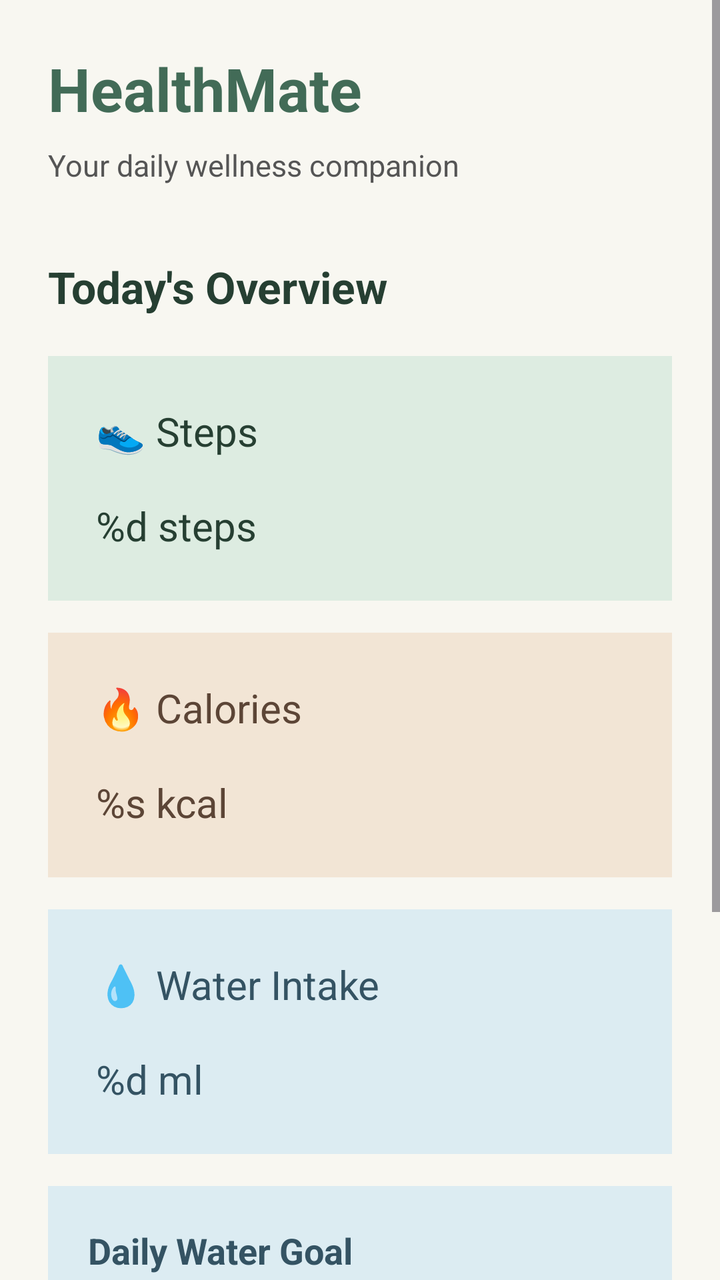
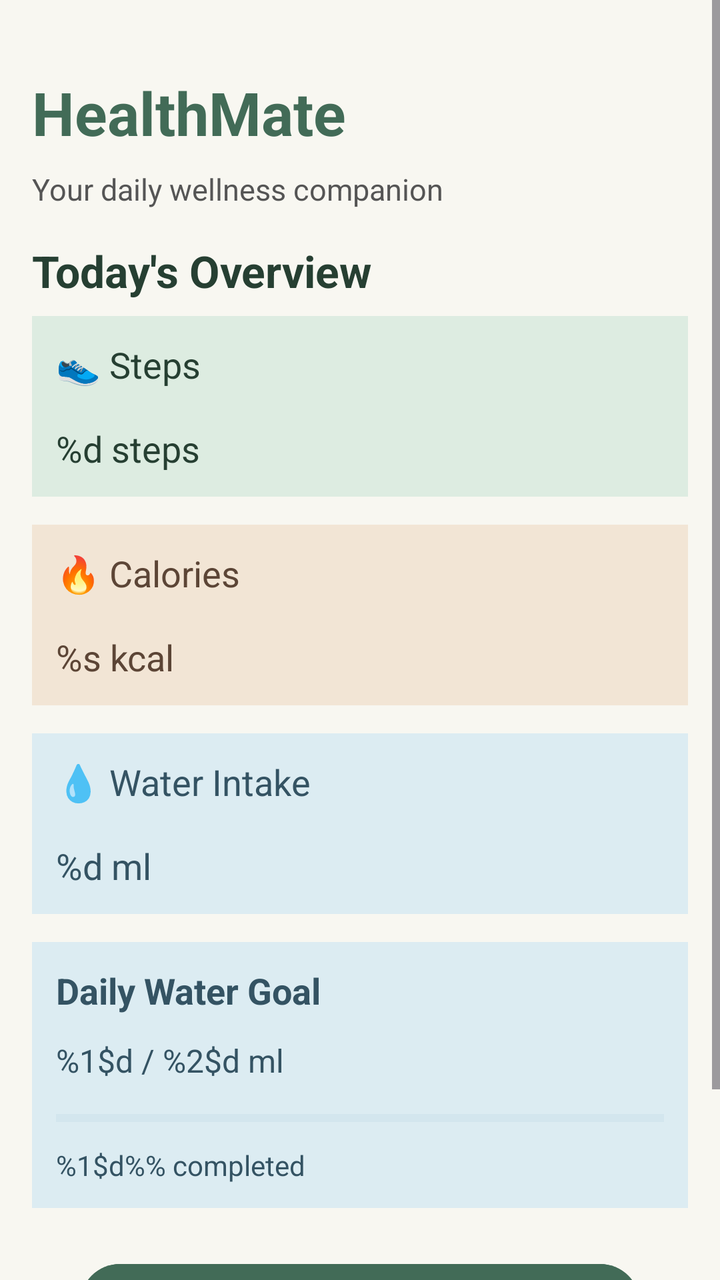

Two renders of the same Android screen: before a commit and after it. Below are the layout's source before the change and the commit's diff.
<!-- AndroidManifest.xml: application theme Theme.HealthMate -->
<!-- res/layout/activity_main.xml -->
<?xml version="1.0" encoding="utf-8"?>
<ScrollView xmlns:android="http://schemas.android.com/apk/res/android"
    android:layout_width="match_parent"
    android:layout_height="match_parent"
    android:background="#F8F7F1"
    android:fillViewport="true">

    <LinearLayout
        android:layout_width="match_parent"
        android:layout_height="wrap_content"
        android:orientation="vertical"
        android:padding="24dp">

        <TextView
            android:layout_width="match_parent"
            android:layout_height="wrap_content"
            android:text="@string/home_app_title"
            android:textColor="#426B57"
            android:textSize="30sp"
            android:textStyle="bold" />

        <TextView
            android:layout_width="match_parent"
            android:layout_height="wrap_content"
            android:layout_marginTop="8dp"
            android:text="@string/home_subtitle"
            android:textColor="#555555"
            android:textSize="15sp" />

        <TextView
            android:layout_width="match_parent"
            android:layout_height="wrap_content"
            android:layout_marginTop="36dp"
            android:text="@string/home_overview"
            android:textColor="#263F32"
            android:textSize="22sp"
            android:textStyle="bold" />

        <TextView
            android:id="@+id/tvDashboardSteps"
            android:layout_width="match_parent"
            android:layout_height="wrap_content"
            android:layout_marginTop="20dp"
            android:background="#DDECE1"
            android:padding="24dp"
            android:text="@string/dashboard_steps"
            android:textColor="#263F32"
            android:textSize="20sp" />

        <TextView
            android:id="@+id/tvDashboardCalories"
            android:layout_width="match_parent"
            android:layout_height="wrap_content"
            android:layout_marginTop="16dp"
            android:background="#F2E5D5"
            android:padding="24dp"
            android:text="@string/dashboard_calories"
            android:textColor="#5C4536"
            android:textSize="20sp" />

        <TextView
            android:id="@+id/tvDashboardWater"
            android:layout_width="match_parent"
            android:layout_height="wrap_content"
            android:layout_marginTop="16dp"
            android:background="#DCECF2"
            android:padding="24dp"
            android:text="@string/dashboard_water"
            android:textColor="#345363"
            android:textSize="20sp" />

        
        <LinearLayout
            android:layout_width="match_parent"
            android:layout_height="wrap_content"
            android:layout_marginTop="16dp"
            android:background="#DCECF2"
            android:orientation="vertical"
            android:padding="20dp">

            <TextView
                android:layout_width="match_parent"
                android:layout_height="wrap_content"
                android:text="@string/water_goal_title"
                android:textColor="#345363"
                android:textSize="18sp"
                android:textStyle="bold" />

            <TextView
                android:id="@+id/tvWaterGoalProgress"
                android:layout_width="match_parent"
                android:layout_height="wrap_content"
                android:layout_marginTop="12dp"
                android:text="@string/water_goal_progress"
                android:textColor="#345363"
                android:textSize="16sp" />

            <ProgressBar
                android:id="@+id/progressWaterGoal"
                style="?android:attr/progressBarStyleHorizontal"
                android:layout_width="match_parent"
                android:layout_height="12dp"
                android:layout_marginTop="12dp"
                android:max="100"
                android:progress="0"
                android:progressTint="#426B57"
                android:progressBackgroundTint="#B8D3DE" />

            <TextView
                android:id="@+id/tvWaterGoalPercentage"
                android:layout_width="match_parent"
                android:layout_height="wrap_content"
                android:layout_marginTop="8dp"
                android:text="@string/water_goal_percentage"
                android:textColor="#345363"
                android:textSize="14sp" />

        </LinearLayout>

        <Button
            android:id="@+id/btnAddRecord"
            android:layout_width="280dp"
            android:layout_gravity="center_horizontal"
            android:layout_height="wrap_content"
            android:layout_marginTop="24dp"
            android:text="@string/home_add_record"
            android:backgroundTint="#426B57"
            android:textColor="#FFFFFF" />

        <Button
            android:id="@+id/btnViewRecords"
            android:layout_width="280dp"
            android:layout_gravity="center_horizontal"
            android:layout_height="wrap_content"
            android:layout_marginTop="12dp"
            android:text="@string/home_view_records"
            android:backgroundTint="#426B57"
            android:textColor="#FFFFFF" />

    </LinearLayout>
</ScrollView>
<!-- resources referenced by this layout -->
<resources>
  <string name="dashboard_calories">🔥  Calories\n\n%s kcal</string>
  <string name="dashboard_steps">👟  Steps\n\n%d steps</string>
  <string name="dashboard_water">💧  Water Intake\n\n%d ml</string>
  <string name="home_add_record">Add Health Record</string>
  <string name="home_app_title">HealthMate</string>
  <string name="home_overview">Today\'s Overview</string>
  <string name="home_subtitle">Your daily wellness companion</string>
  <string name="home_view_records">View Health Records</string>
  <string name="water_goal_percentage">%1$d%% completed</string>
  <string name="water_goal_progress">%1$d / %2$d ml</string>
  <string name="water_goal_title">Daily Water Goal</string>
  <style name="Theme.HealthMate" parent="Base.Theme.HealthMate" />
  <style name="Base.Theme.HealthMate" parent="Theme.Material3.DayNight.NoActionBar">
          
          
      </style>
</resources>

<!-- the commit's change to res/layout/activity_main.xml (unified diff, before → after) -->
@@ -9,12 +9,13 @@
         android:layout_width="match_parent"
         android:layout_height="wrap_content"
         android:orientation="vertical"
-        android:padding="24dp">
+        android:padding="16dp">
 
         <TextView
             android:layout_width="match_parent"
             android:layout_height="wrap_content"
             android:text="@string/home_app_title"
+            android:layout_marginTop="20dp"
             android:textColor="#426B57"
             android:textSize="30sp"
             android:textStyle="bold" />
@@ -30,7 +31,7 @@
         <TextView
             android:layout_width="match_parent"
             android:layout_height="wrap_content"
-            android:layout_marginTop="36dp"
+            android:layout_marginTop="16dp"
             android:text="@string/home_overview"
             android:textColor="#263F32"
             android:textSize="22sp"
@@ -40,43 +41,43 @@
             android:id="@+id/tvDashboardSteps"
             android:layout_width="match_parent"
             android:layout_height="wrap_content"
-            android:layout_marginTop="20dp"
+            android:layout_marginTop="8dp"
             android:background="#DDECE1"
-            android:padding="24dp"
+            android:padding="12dp"
             android:text="@string/dashboard_steps"
             android:textColor="#263F32"
-            android:textSize="20sp" />
+            android:textSize="18sp" />
 
         <TextView
             android:id="@+id/tvDashboardCalories"
             android:layout_width="match_parent"
             android:layout_height="wrap_content"
-            android:layout_marginTop="16dp"
+            android:layout_marginTop="14dp"
             android:background="#F2E5D5"
-            android:padding="24dp"
+            android:padding="12dp"
             android:text="@string/dashboard_calories"
             android:textColor="#5C4536"
-            android:textSize="20sp" />
+            android:textSize="18sp" />
 
         <TextView
             android:id="@+id/tvDashboardWater"
             android:layout_width="match_parent"
             android:layout_height="wrap_content"
-            android:layout_marginTop="16dp"
+            android:layout_marginTop="14dp"
             android:background="#DCECF2"
-            android:padding="24dp"
+            android:padding="12dp"
             android:text="@string/dashboard_water"
             android:textColor="#345363"
-            android:textSize="20sp" />
+            android:textSize="18sp" />
 
         
         <LinearLayout
             android:layout_width="match_parent"
             android:layout_height="wrap_content"
-            android:layout_marginTop="16dp"
+            android:layout_marginTop="14dp"
             android:background="#DCECF2"
             android:orientation="vertical"
-            android:padding="20dp">
+            android:padding="12dp">
 
             <TextView
                 android:layout_width="match_parent"
